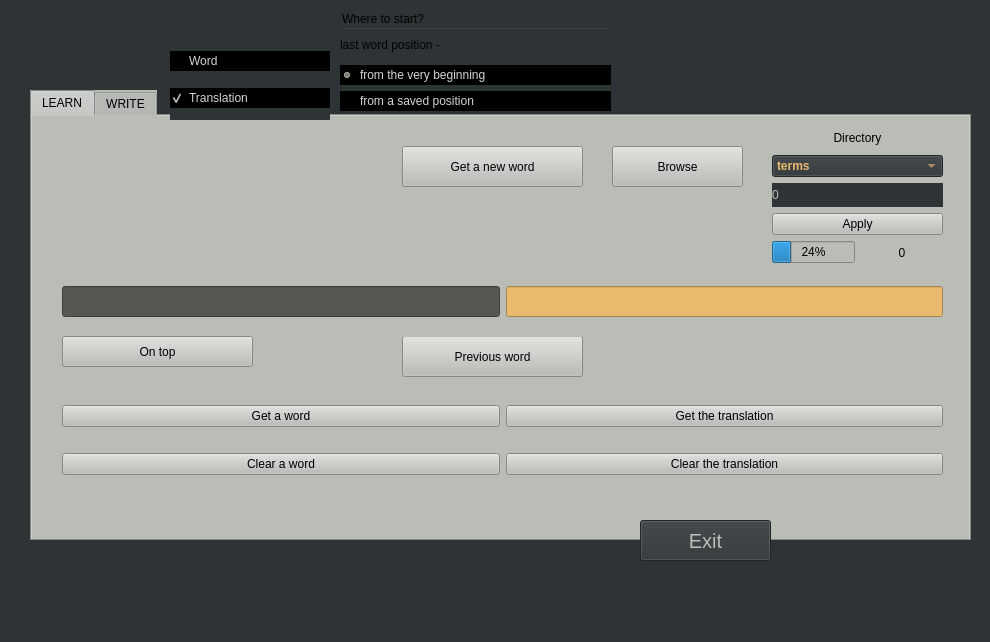
This is Interface.ui in MakszCsepes/LangLER as Qt 5 draws it before an edit. The edited form follows.
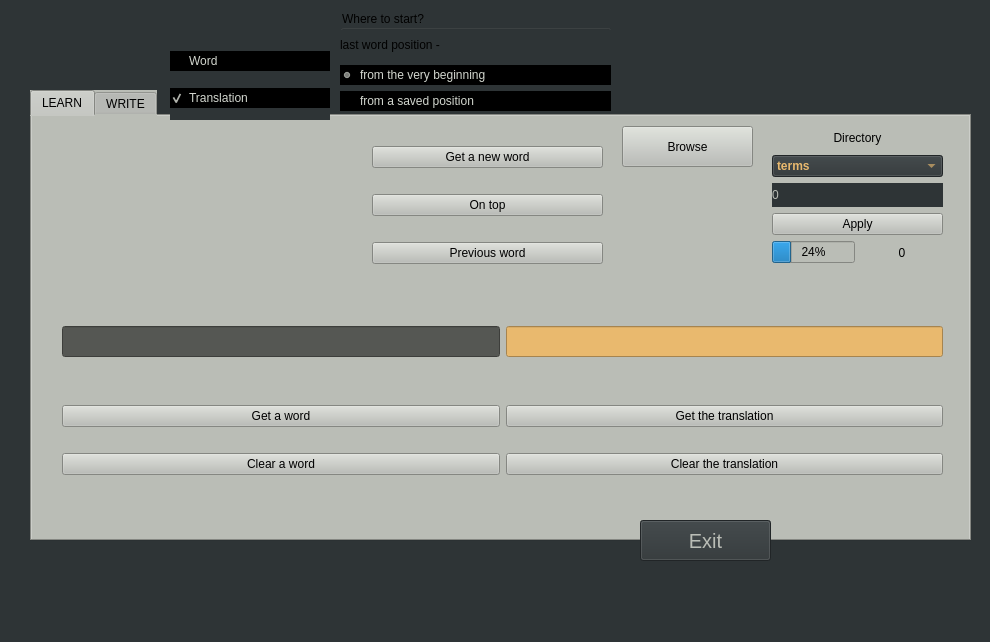
This is the edited form. Icons and pictures are not drawn.

Diff of the .ui file:
```diff
--- a/Interface.ui
+++ b/Interface.ui
@@ -42,70 +42,6 @@
      <attribute name="title">
       <string>LEARN</string>
      </attribute>
-     <widget class="QPushButton" name="pushButton_get_new_word">
-      <property name="geometry">
-       <rect>
-        <x>370</x>
-        <y>30</y>
-        <width>181</width>
-        <height>41</height>
-       </rect>
-      </property>
-      <property name="cursor">
-       <cursorShape>OpenHandCursor</cursorShape>
-      </property>
-      <property name="toolTip">
-       <string>&lt;html&gt;&lt;head/&gt;&lt;body&gt;&lt;p&gt;&lt;br/&gt;&lt;/p&gt;&lt;/body&gt;&lt;/html&gt;</string>
-      </property>
-      <property name="whatsThis">
-       <string>&lt;html&gt;&lt;head/&gt;&lt;body&gt;&lt;p&gt;lll&lt;/p&gt;&lt;/body&gt;&lt;/html&gt;</string>
-      </property>
-      <property name="accessibleDescription">
-       <string/>
-      </property>
-      <property name="styleSheet">
-       <string notr="true">background-color: rgb(238, 238, 236);
-font: 57 14pt &quot;Ubuntu&quot;;
-font-weight: bold;
-color: rgb(136, 138, 133);
-
-QPushButton::hover {
-	color: rgb(254, 0, 0);
-}</string>
-      </property>
-      <property name="text">
-       <string>Get a new word</string>
-      </property>
-     </widget>
-     <widget class="QPushButton" name="pushButton_prev_word">
-      <property name="geometry">
-       <rect>
-        <x>370</x>
-        <y>220</y>
-        <width>181</width>
-        <height>41</height>
-       </rect>
-      </property>
-      <property name="cursor">
-       <cursorShape>OpenHandCursor</cursorShape>
-      </property>
-      <property name="accessibleDescription">
-       <string/>
-      </property>
-      <property name="styleSheet">
-       <string notr="true">background-color: rgb(238, 238, 236);
-font: 57 14pt &quot;Ubuntu&quot;;
-font-weight: bold;
-color: rgb(136, 138, 133);
-
-QPushButton::hover {
-	color: rgb(254, 0, 0);
-}</string>
-      </property>
-      <property name="text">
-       <string>Previous word</string>
-      </property>
-     </widget>
      <widget class="QLabel" name="label">
       <property name="geometry">
        <rect>
@@ -126,7 +62,7 @@
       <property name="geometry">
        <rect>
         <x>30</x>
-        <y>150</y>
+        <y>190</y>
         <width>881</width>
         <height>71</height>
        </rect>
@@ -397,8 +333,8 @@
      <widget class="QPushButton" name="pushButton_browse">
       <property name="geometry">
        <rect>
-        <x>580</x>
-        <y>30</y>
+        <x>590</x>
+        <y>10</y>
         <width>131</width>
         <height>41</height>
        </rect>
@@ -429,23 +365,74 @@
        <string>Browse</string>
       </property>
      </widget>
-     <widget class="QPushButton" name="pushButton_on_top">
+     <widget class="QLabel" name="label_Image">
       <property name="geometry">
        <rect>
         <x>30</x>
-        <y>220</y>
-        <width>191</width>
-        <height>31</height>
+        <y>20</y>
+        <width>271</width>
+        <height>151</height>
        </rect>
       </property>
-      <property name="cursor">
-       <cursorShape>OpenHandCursor</cursorShape>
-      </property>
-      <property name="accessibleDescription">
+      <property name="text">
        <string/>
       </property>
-      <property name="styleSheet">
-       <string notr="true">background-color: rgb(46, 52, 54);
+      <property name="pixmap">
+       <pixmap>../../../Загрузки/greedy.jpg</pixmap>
+      </property>
+      <property name="scaledContents">
+       <bool>true</bool>
+      </property>
+     </widget>
+     <widget class="QWidget" name="verticalLayoutWidget_5">
+      <property name="geometry">
+       <rect>
+        <x>340</x>
+        <y>10</y>
+        <width>231</width>
+        <height>161</height>
+       </rect>
+      </property>
+      <layout class="QVBoxLayout" name="verticalLayout_4">
+       <item>
+        <widget class="QPushButton" name="pushButton_get_new_word">
+         <property name="cursor">
+          <cursorShape>OpenHandCursor</cursorShape>
+         </property>
+         <property name="toolTip">
+          <string>&lt;html&gt;&lt;head/&gt;&lt;body&gt;&lt;p&gt;&lt;br/&gt;&lt;/p&gt;&lt;/body&gt;&lt;/html&gt;</string>
+         </property>
+         <property name="whatsThis">
+          <string>&lt;html&gt;&lt;head/&gt;&lt;body&gt;&lt;p&gt;lll&lt;/p&gt;&lt;/body&gt;&lt;/html&gt;</string>
+         </property>
+         <property name="accessibleDescription">
+          <string/>
+         </property>
+         <property name="styleSheet">
+          <string notr="true">background-color: rgb(238, 238, 236);
+font: 57 14pt &quot;Ubuntu&quot;;
+font-weight: bold;
+color: rgb(136, 138, 133);
+
+QPushButton::hover {
+	color: rgb(254, 0, 0);
+}</string>
+         </property>
+         <property name="text">
+          <string>Get a new word</string>
+         </property>
+        </widget>
+       </item>
+       <item>
+        <widget class="QPushButton" name="pushButton_on_top">
+         <property name="cursor">
+          <cursorShape>OpenHandCursor</cursorShape>
+         </property>
+         <property name="accessibleDescription">
+          <string/>
+         </property>
+         <property name="styleSheet">
+          <string notr="true">background-color: rgb(46, 52, 54);
 color: rgb(233, 185, 110);
 font: 50 13pt &quot;Ubuntu&quot;;
 font-weight: bold;
@@ -453,10 +440,36 @@
 pushButton_get_word::hover {
 	color: rgb(254, 0, 0);
 }</string>
-      </property>
-      <property name="text">
-       <string>On top</string>
-      </property>
+         </property>
+         <property name="text">
+          <string>On top</string>
+         </property>
+        </widget>
+       </item>
+       <item>
+        <widget class="QPushButton" name="pushButton_prev_word">
+         <property name="cursor">
+          <cursorShape>OpenHandCursor</cursorShape>
+         </property>
+         <property name="accessibleDescription">
+          <string/>
+         </property>
+         <property name="styleSheet">
+          <string notr="true">background-color: rgb(238, 238, 236);
+font: 57 14pt &quot;Ubuntu&quot;;
+font-weight: bold;
+color: rgb(136, 138, 133);
+
+QPushButton::hover {
+	color: rgb(254, 0, 0);
+}</string>
+         </property>
+         <property name="text">
+          <string>Previous word</string>
+         </property>
+        </widget>
+       </item>
+      </layout>
      </widget>
     </widget>
     <widget class="QWidget" name="tab_2">
```
Left out of the diff: 2 changed lines with no effect on the pictures.
